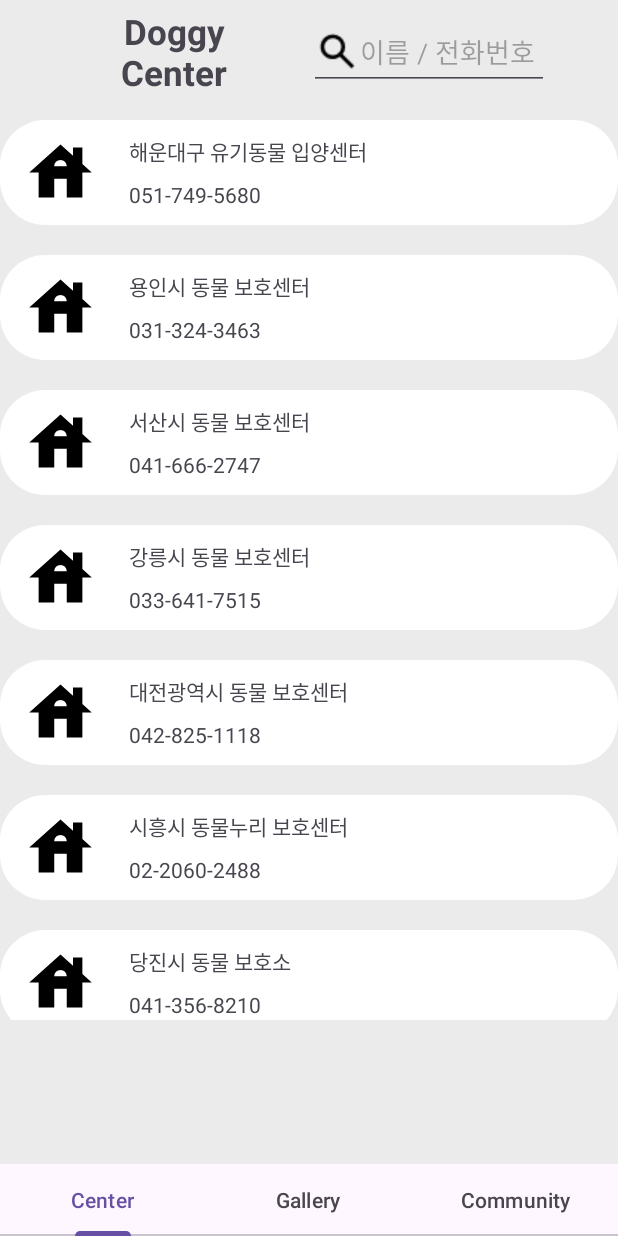
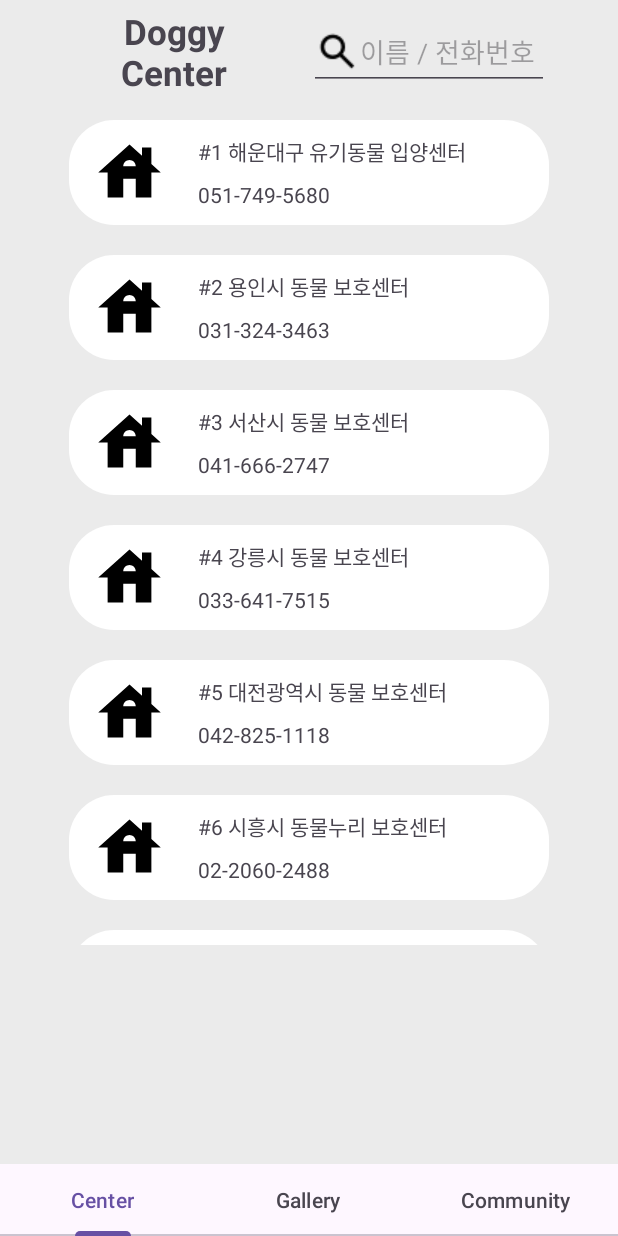
Before and after one commit to jooyoung9939/kjy_nsh, an Android app: the screen it shows after launch (MainActivity), on a phone screen of 412 x 824 dp. Run offline under Robolectric (Android 15) with nearby library versions, the phone set to English and light mode, and no system bars.

Commit message:
최종본 완성

```diff
--- a/app/src/main/java/com/example/madcamp_week1_tab1_try/CustomAdapter.kt
+++ b/app/src/main/java/com/example/madcamp_week1_tab1_try/CustomAdapter.kt
@@ -5,11 +5,13 @@ import android.util.Log
 import android.view.LayoutInflater
 import android.view.View
 import android.view.ViewGroup
+import android.widget.AdapterView.OnItemLongClickListener
 import android.widget.TextView
 import androidx.recyclerview.widget.RecyclerView
 
 class CustomAdapter(
     private val context: Context,
+    private val onLongClick: (position: Int) -> (Unit),
     private val onClick: (position: Int) -> (Unit)
 ) : RecyclerView.Adapter<CustomAdapter.ViewHolder>() {
     data class Item(val name: String, val num: String, val centerTag: String)
@@ -37,6 +39,12 @@ class CustomAdapter(
         holder.nameItem.text = item.name
         holder.numItem.text = item.num
         Log.d("ckn","결과: $item.name")
+
+        holder.itemView.setOnLongClickListener {
+            onLongClick.invoke(holder.adapterPosition)
+
+            true
+        }
 
         holder.itemView.setOnClickListener {
             onClick.invoke(holder.adapterPosition)
--- a/app/src/main/java/com/example/madcamp_week1_tab1_try/FragmentB.kt
+++ b/app/src/main/java/com/example/madcamp_week1_tab1_try/FragmentB.kt
@@ -139,9 +139,9 @@ class FragmentB : Fragment() {
 
 
     private fun navigateToTestFragment() {
-        val testFragment = TestFragment()
+        val testStartFragment = TestStartFragment()
         val transaction = requireActivity().supportFragmentManager.beginTransaction()
-        transaction.replace(R.id.container_test, testFragment)
+        transaction.replace(R.id.container_test, testStartFragment)
         transaction.addToBackStack(null)  // 선택 사항: 백 스택에 추가
         transaction.commit()
     }
--- a/app/src/main/java/com/example/madcamp_week1_tab1_try/FragmentD.kt
+++ b/app/src/main/java/com/example/madcamp_week1_tab1_try/FragmentD.kt
@@ -54,6 +54,8 @@ class FragmentD : Fragment() {
         recyclerView.layoutManager = LinearLayoutManager(requireContext())
 
         customAdapter = CustomAdapter(requireContext(), { position ->
+            customAdapter.removeItem(position)
+        },{ position ->
             // 클릭 시 선택된 프로필 저장
             selectedProfile = customAdapter.getItem(position)
             // 다이얼로그 업데이트
@@ -67,13 +69,13 @@ class FragmentD : Fragment() {
             centerPWDialog()
         })
 
-        centerAdapter.addItem("해운대구 유기동물 입양센터", "051-749-5680","1", "5680", resourceIDtoUri(R.drawable.center_1), "해운대구에 위치한 유기동물 입양센터입니다.")
-        centerAdapter.addItem("용인시 동물 보호센터", "031-324-3463","2", "3463", resourceIDtoUri(R.drawable.center_2), "용인시에 위치한 동물 보호센터입니다.")
-        centerAdapter.addItem("서산시 동물 보호센터", "041-666-2747","3", "2747", resourceIDtoUri(R.drawable.center_3), "서산시에 위치한 동물 보호센터입니다.")
-        centerAdapter.addItem("강릉시 동물 보호센터", "033-641-7515","4", "7515", resourceIDtoUri(R.drawable.center_4), "강릉시에 위치한 동물 보호센터입니다.")
-        centerAdapter.addItem("대전광역시 동물 보호센터", "042-825-1118","5", "1118", resourceIDtoUri(R.drawable.center_5), "대전광역시에 위치한 동물 보호센터입니다.")
-        centerAdapter.addItem("시흥시 동물누리 보호센터", "02-2060-2488","6", "2488", resourceIDtoUri(R.drawable.center_6), "시흥시에 위치한 동물누리 보호센터입니다.")
-        centerAdapter.addItem("당진시 동물 보호소", "041-356-8210","7", "8210", resourceIDtoUri(R.drawable.center_7), "당진시에 위치한 동물 보호소입니다.")
+        centerAdapter.addItem("#1 해운대구 유기동물 입양센터", "051-749-5680","1", "5680", resourceIDtoUri(R.drawable.center_1), "해운대구에 위치한 유기동물 입양센터입니다.")
+        centerAdapter.addItem("#2 용인시 동물 보호센터", "031-324-3463","2", "3463", resourceIDtoUri(R.drawable.center_2), "용인시에 위치한 동물 보호센터입니다.")
+        centerAdapter.addItem("#3 서산시 동물 보호센터", "041-666-2747","3", "2747", resourceIDtoUri(R.drawable.center_3), "서산시에 위치한 동물 보호센터입니다.")
+        centerAdapter.addItem("#4 강릉시 동물 보호센터", "033-641-7515","4", "7515", resourceIDtoUri(R.drawable.center_4), "강릉시에 위치한 동물 보호센터입니다.")
+        centerAdapter.addItem("#5 대전광역시 동물 보호센터", "042-825-1118","5", "1118", resourceIDtoUri(R.drawable.center_5), "대전광역시에 위치한 동물 보호센터입니다.")
+        centerAdapter.addItem("#6 시흥시 동물누리 보호센터", "02-2060-2488","6", "2488", resourceIDtoUri(R.drawable.center_6), "시흥시에 위치한 동물누리 보호센터입니다.")
+        centerAdapter.addItem("#7 당진시 동물 보호소", "041-356-8210","7", "8210", resourceIDtoUri(R.drawable.center_7), "당진시에 위치한 동물 보호소입니다.")
 
         centerAdapter.setFilteredItemList(centerAdapter.centerItemList)
 
--- a/app/src/main/java/com/example/madcamp_week1_tab1_try/ProfileFragment.kt
+++ b/app/src/main/java/com/example/madcamp_week1_tab1_try/ProfileFragment.kt
@@ -45,6 +45,8 @@ class ProfileFragment : Fragment() {
         recyclerView.layoutManager = LinearLayoutManager(requireContext())
 
         customAdapter = CustomAdapter(requireContext(), { position ->
+            customAdapter.removeItem(position)
+        },{ position ->
             // 클릭 시 선택된 프로필 저장
             selectedProfile = customAdapter.getItem(position)
             // 다이얼로그 업데이트
--- a/app/src/main/java/com/example/madcamp_week1_tab1_try/TestFragment.kt
+++ b/app/src/main/java/com/example/madcamp_week1_tab1_try/TestFragment.kt
@@ -45,7 +45,7 @@ class TestFragment : Fragment() {
         answerOption2 = view.findViewById(R.id.answerOption2)
         answerOption3 = view.findViewById(R.id.answerOption3)
         answerOption4 = view.findViewById(R.id.answerOption4)
-        nextButton = view.findViewById(R.id.nextButton)
+        nextButton = view.findViewById(R.id.nextButton1)
     }
 
     private fun setQuestionAndOptions(question: String, option1: String, option2: String, option3: String, option4: String) {
--- a/app/src/main/res/layout/fragment_d.xml
+++ b/app/src/main/res/layout/fragment_d.xml
@@ -40,8 +40,9 @@
         android:id="@+id/centerRecyclerView"
         tools:listitem="@layout/item"
         android:layout_marginTop="80dp"
-        android:layout_width="match_parent"
-        android:layout_height="600dp" />
+        android:layout_gravity="center_horizontal"
+        android:layout_width="320dp"
+        android:layout_height="550dp" />
 
     <FrameLayout
         android:id="@+id/container_profile"
--- a/app/src/main/res/layout/fragment_test.xml
+++ b/app/src/main/res/layout/fragment_test.xml
@@ -54,7 +54,7 @@
         android:gravity="center">
 
         <Button
-            android:id="@+id/nextButton"
+            android:id="@+id/nextButton1"
             android:layout_width="wrap_content"
             android:layout_height="wrap_content"
             android:layout_gravity="center"
--- a/app/src/main/res/layout/item.xml
+++ b/app/src/main/res/layout/item.xml
@@ -1,6 +1,6 @@
 <?xml version="1.0" encoding="utf-8"?>
 <LinearLayout xmlns:android="http://schemas.android.com/apk/res/android"
-    android:layout_width="match_parent"
+    android:layout_width="320dp"
     android:layout_height="70dp"
     android:gravity="center_vertical"
     android:layout_marginBottom="20dp"
--- a/app/src/main/res/values/strings.xml
+++ b/app/src/main/res/values/strings.xml
@@ -1,5 +1,5 @@
 <resources>
-    <string name="app_name">madcamp_week1_tab1_try</string>
+    <string name="app_name">Doggy On&amp;On</string>
     <!-- TODO: Remove or change this placeholder text -->
     <string name="hello_blank_fragment">Hello blank fragment</string>
     <string name="owner_name">견주의 이름: %1$s</string>
```
Also changed, not shown: app/src/main/java/com/example/madcamp_week1_tab1_try/TestStartFragment.kt (added, +37 -0 lines), app/src/main/res/layout/fragment_test_start.xml (added, +48 -0 lines).
